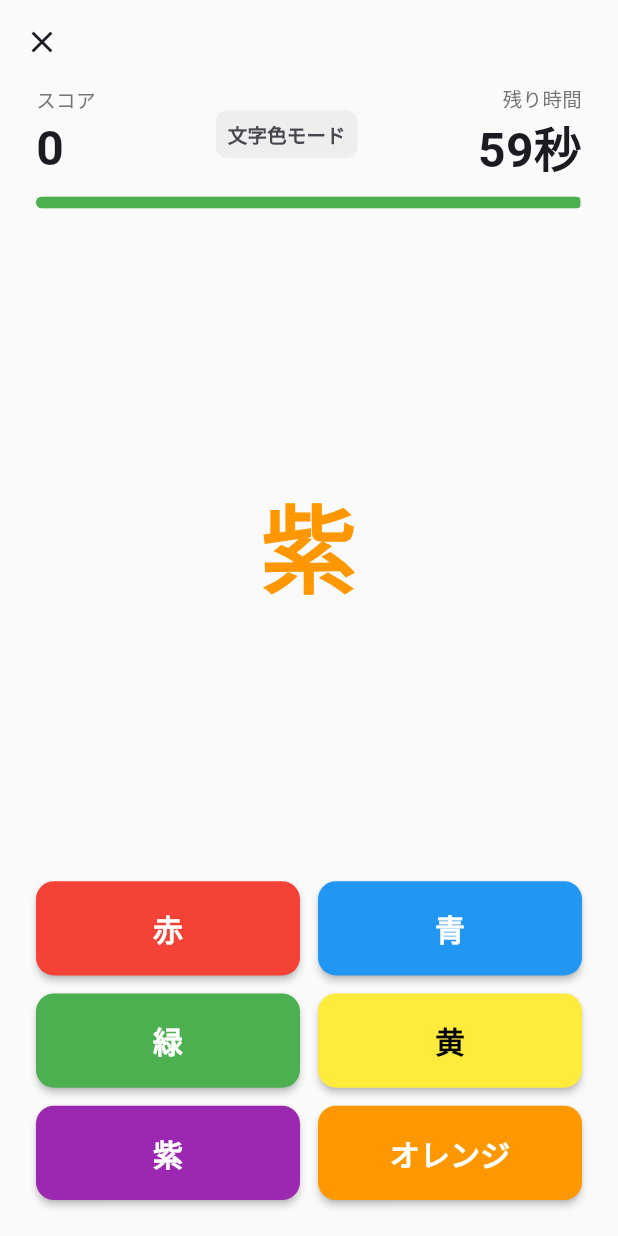
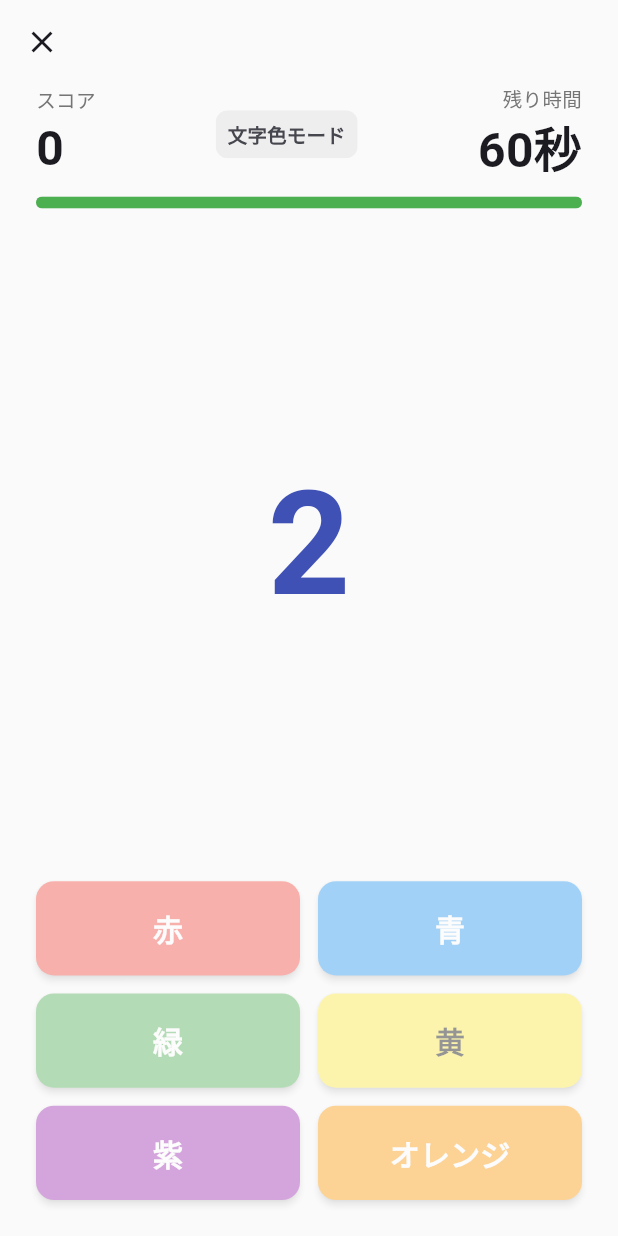
Before and after one commit to takashi145/color-game, a Flutter app: the screen it shows after launch, after a tap on "文字色モード", on a phone screen of 412 x 824 dp. Run offline on Flutter 3.47's test engine with Material 3 defaults, Android fonts, the phone set to English and light mode, and no system bars; our stand-ins replace shared_preferences.

Commit message:
Add 3-second countdown before game start
Co-Authored-By: Claude Sonnet 4.6 <noreply@anthropic.com>

```diff
--- a/lib/models/game_state.dart
+++ b/lib/models/game_state.dart
@@ -18,7 +18,7 @@ enum GameMode {
   }
 }
 
-enum GamePhase { idle, playing, finished }
+enum GamePhase { idle, countdown, playing, finished }
 
 enum AnswerInstruction { color, word }
 
--- a/lib/providers/game_provider.dart
+++ b/lib/providers/game_provider.dart
@@ -8,6 +8,8 @@ import '../models/game_color.dart';
 import '../models/game_state.dart';
 import '../services/storage_service.dart';
 
+const int kCountdownSeconds = 3;
+
 class GameProvider extends ChangeNotifier {
   GameProvider({required StorageService storageService})
       : _storage = storageService;
@@ -15,6 +17,7 @@ class GameProvider extends ChangeNotifier {
   final StorageService _storage;
   Timer? _timer;
   Timer? _feedbackTimer;
+  Timer? _countdownTimer;
 
   GameState _state = GameState(
     mode: GameMode.colorMode,
@@ -34,16 +37,55 @@ class GameProvider extends ChangeNotifier {
   int _highScore = 0;
   bool _isNewHighScore = false;
   bool _isAnswering = false;
+  int _countdownValue = kCountdownSeconds;
 
   GameState get state => _state;
   int get highScore => _highScore;
   bool get isNewHighScore => _isNewHighScore;
+  int get countdownValue => _countdownValue;
 
   Future<void> startGame(GameMode mode) async {
+    _timer?.cancel();
+    _feedbackTimer?.cancel();
+    _countdownTimer?.cancel();
+
     _highScore = await _storage.getHighScore(mode);
     _isNewHighScore = false;
     _isAnswering = false;
+    _countdownValue = kCountdownSeconds;
 
+    _state = GameState(
+      mode: mode,
+      phase: GamePhase.countdown,
+      currentPair: ColorPair(
+        textContent: GameColor.red,
+        textColor: GameColor.blue,
+      ),
+      instruction: AnswerInstruction.color,
+      score: 0,
+      totalQuestions: 0,
+      correctCount: 0,
+      remainingSeconds: kGameDurationSeconds,
+      lastAnswerCorrect: null,
+    );
+    notifyListeners();
+
+    _startCountdown(mode);
+  }
+
+  void _startCountdown(GameMode mode) {
+    _countdownTimer = Timer.periodic(const Duration(seconds: 1), (timer) {
+      _countdownValue--;
+      if (_countdownValue <= 0) {
+        timer.cancel();
+        _beginGame(mode);
+      } else {
+        notifyListeners();
+      }
+    });
+  }
+
+  void _beginGame(GameMode mode) {
     final pair = GameLogic.generateColorPair();
     final instruction = GameLogic.generateInstruction(mode, AnswerInstruction.color);
 
@@ -133,6 +175,7 @@ class GameProvider extends ChangeNotifier {
   void dispose() {
     _timer?.cancel();
     _feedbackTimer?.cancel();
+    _countdownTimer?.cancel();
     super.dispose();
   }
 }
--- a/lib/screens/game_screen.dart
+++ b/lib/screens/game_screen.dart
@@ -37,7 +37,64 @@ class GameScreen extends StatelessWidget {
             ),
           ),
           body: SafeArea(
-            child: Padding(
+            child: state.phase == GamePhase.countdown
+                ? _CountdownBody(
+                    provider: provider,
+                    state: state,
+                  )
+                : _GameBody(state: state, provider: provider),
+          ),
+        );
+      },
+    );
+  }
+}
+
+class _CountdownBody extends StatelessWidget {
+  const _CountdownBody({required this.provider, required this.state});
+  final GameProvider provider;
+  final GameState state;
+
+  @override
+  Widget build(BuildContext context) {
+    return Padding(
+      padding: const EdgeInsets.symmetric(horizontal: 24),
+      child: Column(
+        children: [
+          _Header(state: state),
+          const SizedBox(height: 8),
+          _TimerBar(state: state),
+          const Spacer(),
+          Text(
+            '${provider.countdownValue}',
+            style: const TextStyle(
+              fontSize: 96,
+              fontWeight: FontWeight.bold,
+              color: Colors.indigo,
+            ),
+          ),
+          const Spacer(),
+          AbsorbPointer(
+            child: Opacity(
+              opacity: 0.4,
+              child: _AnswerGrid(state: state, provider: provider),
+            ),
+          ),
+          const SizedBox(height: 24),
+        ],
+      ),
+    );
+  }
+}
+
+class _GameBody extends StatelessWidget {
+  const _GameBody({required this.state, required this.provider});
+  final GameState state;
+  final GameProvider provider;
+
+  @override
+  Widget build(BuildContext context) {
+    return Padding(
       padding: const EdgeInsets.symmetric(horizontal: 24),
       child: Column(
         children: [
@@ -56,10 +113,6 @@ class GameScreen extends StatelessWidget {
           const SizedBox(height: 24),
         ],
       ),
-            ),
-          ),
-        );
-      },
     );
   }
 }
```
Lines whose indentation alone changed are shown as unchanged.
